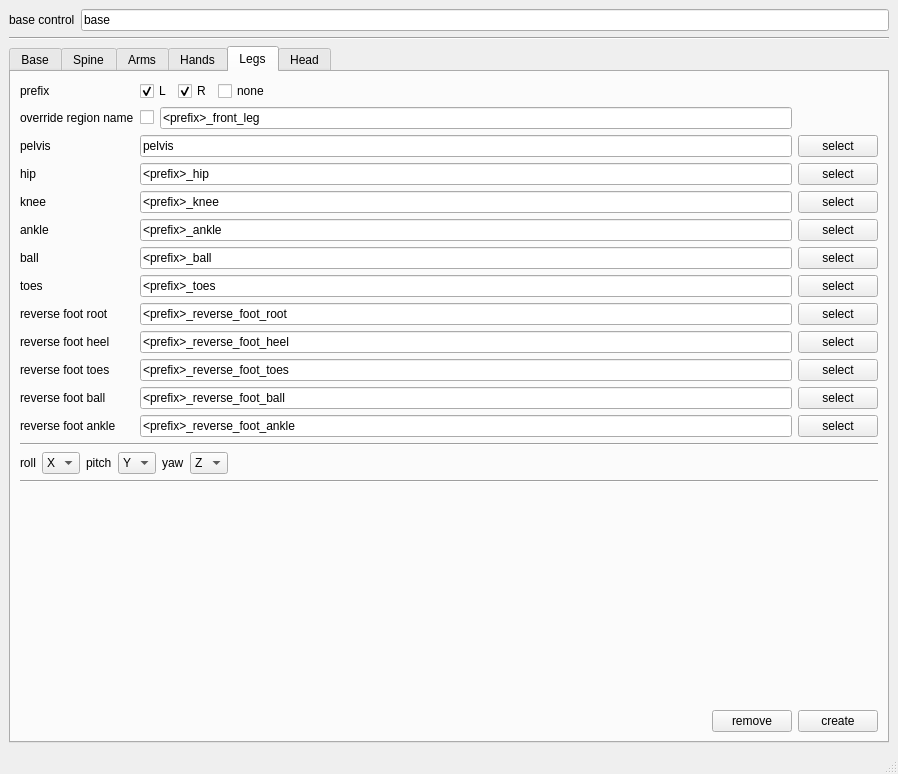
This is scripts/jt_autorig.ui in jonathantopf/jt_tools as Qt 5 draws it before an edit. The edited form follows.
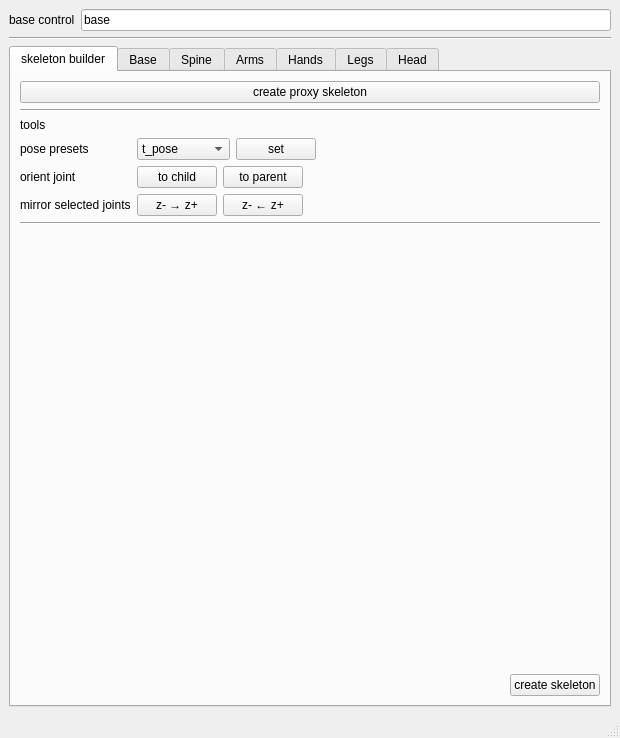
This is the edited form.

Commit message: jt_autorig: began ui for skeleton builder

What changed in the file:
```diff
--- a/scripts/jt_autorig.ui
+++ b/scripts/jt_autorig.ui
@@ -6,8 +6,8 @@
    <rect>
     <x>0</x>
     <y>0</y>
-    <width>898</width>
-    <height>774</height>
+    <width>620</width>
+    <height>738</height>
    </rect>
   </property>
   <property name="windowTitle">
@@ -43,8 +43,210 @@
     <item row="3" column="0">
      <widget class="QTabWidget" name="tabWidget">
       <property name="currentIndex">
-       <number>4</number>
+       <number>0</number>
       </property>
+      <widget class="QWidget" name="tab">
+       <attribute name="title">
+        <string>skeleton builder</string>
+       </attribute>
+       <layout class="QVBoxLayout" name="verticalLayout_6">
+        <item>
+         <widget class="QPushButton" name="pushButton_53">
+          <property name="text">
+           <string>create proxy skeleton</string>
+          </property>
+         </widget>
+        </item>
+        <item>
+         <widget class="Line" name="line_25">
+          <property name="orientation">
+           <enum>Qt::Horizontal</enum>
+          </property>
+         </widget>
+        </item>
+        <item>
+         <widget class="QLabel" name="label_86">
+          <property name="text">
+           <string>tools</string>
+          </property>
+         </widget>
+        </item>
+        <item>
+         <layout class="QGridLayout" name="gridLayout_7">
+          <item row="1" column="0">
+           <widget class="QLabel" name="label_22">
+            <property name="text">
+             <string>pose presets</string>
+            </property>
+           </widget>
+          </item>
+          <item row="2" column="0">
+           <widget class="QLabel" name="label_23">
+            <property name="text">
+             <string>orient joint</string>
+            </property>
+           </widget>
+          </item>
+          <item row="1" column="3">
+           <layout class="QHBoxLayout" name="horizontalLayout_26">
+            <item>
+             <widget class="QComboBox" name="comboBox">
+              <item>
+               <property name="text">
+                <string>t_pose</string>
+               </property>
+              </item>
+              <item>
+               <property name="text">
+                <string>arms_down</string>
+               </property>
+              </item>
+              <item>
+               <property name="text">
+                <string>cat</string>
+               </property>
+              </item>
+             </widget>
+            </item>
+            <item>
+             <widget class="QPushButton" name="pushButton_24">
+              <property name="text">
+               <string>  set  </string>
+              </property>
+             </widget>
+            </item>
+            <item>
+             <spacer name="horizontalSpacer_8">
+              <property name="orientation">
+               <enum>Qt::Horizontal</enum>
+              </property>
+              <property name="sizeHint" stdset="0">
+               <size>
+                <width>40</width>
+                <height>20</height>
+               </size>
+              </property>
+             </spacer>
+            </item>
+           </layout>
+          </item>
+          <item row="2" column="3">
+           <layout class="QHBoxLayout" name="horizontalLayout_28">
+            <item>
+             <widget class="QPushButton" name="pushButton_51">
+              <property name="text">
+               <string> to child </string>
+              </property>
+             </widget>
+            </item>
+            <item>
+             <widget class="QPushButton" name="pushButton_25">
+              <property name="text">
+               <string> to parent </string>
+              </property>
+             </widget>
+            </item>
+            <item>
+             <spacer name="horizontalSpacer_13">
+              <property name="orientation">
+               <enum>Qt::Horizontal</enum>
+              </property>
+              <property name="sizeHint" stdset="0">
+               <size>
+                <width>40</width>
+                <height>20</height>
+               </size>
+              </property>
+             </spacer>
+            </item>
+           </layout>
+          </item>
+          <item row="3" column="0">
+           <widget class="QLabel" name="label_131">
+            <property name="text">
+             <string>mirror selected joints</string>
+            </property>
+           </widget>
+          </item>
+          <item row="3" column="3">
+           <layout class="QHBoxLayout" name="horizontalLayout_46">
+            <item>
+             <widget class="QPushButton" name="pushButton_81">
+              <property name="text">
+               <string> z- → z+ </string>
+              </property>
+             </widget>
+            </item>
+            <item>
+             <widget class="QPushButton" name="pushButton_82">
+              <property name="text">
+               <string> z- ← z+ </string>
+              </property>
+             </widget>
+            </item>
+            <item>
+             <spacer name="horizontalSpacer_40">
+              <property name="orientation">
+               <enum>Qt::Horizontal</enum>
+              </property>
+              <property name="sizeHint" stdset="0">
+               <size>
+                <width>40</width>
+                <height>20</height>
+               </size>
+              </property>
+             </spacer>
+            </item>
+           </layout>
+          </item>
+         </layout>
+        </item>
+        <item>
+         <widget class="Line" name="line_24">
+          <property name="orientation">
+           <enum>Qt::Horizontal</enum>
+          </property>
+         </widget>
+        </item>
+        <item>
+         <spacer name="verticalSpacer_3">
+          <property name="orientation">
+           <enum>Qt::Vertical</enum>
+          </property>
+          <property name="sizeHint" stdset="0">
+           <size>
+            <width>20</width>
+            <height>40</height>
+           </size>
+          </property>
+         </spacer>
+        </item>
+        <item>
+         <layout class="QHBoxLayout" name="horizontalLayout_8">
+          <item>
+           <spacer name="horizontalSpacer_5">
+            <property name="orientation">
+             <enum>Qt::Horizontal</enum>
+            </property>
+            <property name="sizeHint" stdset="0">
+             <size>
+              <width>40</width>
+              <height>20</height>
+             </size>
+            </property>
+           </spacer>
+          </item>
+          <item>
+           <widget class="QPushButton" name="pushButton_22">
+            <property name="text">
+             <string>create skeleton</string>
+            </property>
+           </widget>
+          </item>
+         </layout>
+        </item>
+       </layout>
+      </widget>
       <widget class="QWidget" name="Base">
        <attribute name="title">
         <string>Base</string>
```
